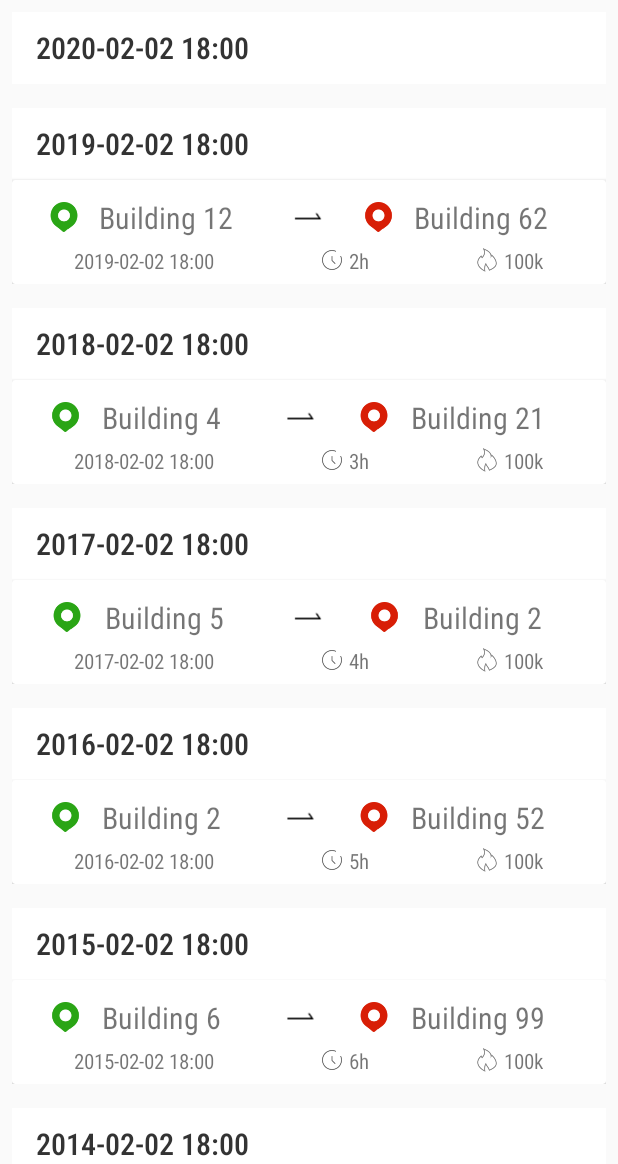
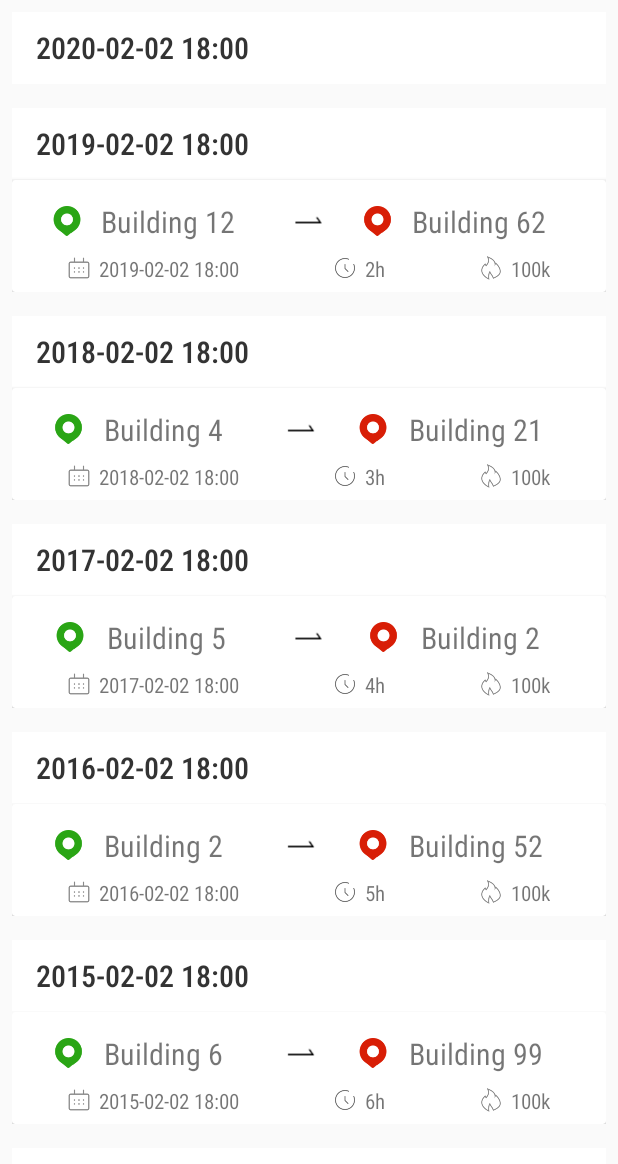
Before and after one commit to ZichengQu/SES3A, an Android app: the HistoryActivity screen opened directly, with no data from a screen before it, after a tap on "2020-02-02 18:00", on a phone screen of 412 x 824 dp, the part 72-1236 px from its top. Run offline under Robolectric (Android 15) with nearby library versions, the phone set to English and light mode, and no system bars; Roboto replaces fonts that are not available here.

Commit message:
change the history record icon

```diff
--- a/app/src/main/res/layout/history_row.xml
+++ b/app/src/main/res/layout/history_row.xml
@@ -35,7 +35,7 @@
             <LinearLayout
                 android:layout_width="match_parent"
                 android:layout_height="wrap_content"
-                android:layout_margin="5dp"
+                android:layout_margin="8dp"
                 android:orientation="horizontal"
                 android:gravity="center_vertical">
 
@@ -82,14 +82,26 @@
                 android:layout_height="wrap_content"
                 android:orientation="horizontal">
 
-                <TextView
-                    android:id="@+id/tv_time"
+                <LinearLayout
                     android:layout_width="wrap_content"
                     android:layout_height="wrap_content"
                     android:layout_weight="1"
-                    android:fontFamily="sans-serif-condensed"
                     android:gravity="center"
-                    android:text="09:00:00" />
+                    android:orientation="horizontal">
+
+                    <ImageView
+                        android:layout_width="@dimen/icon_width"
+                        android:layout_height="@dimen/icon_width"
+                        android:layout_marginRight="5dp"
+                        android:src="@drawable/ic_dat"/>
+
+                    <TextView
+                        android:id="@+id/tv_time"
+                        android:layout_width="wrap_content"
+                        android:layout_height="wrap_content"
+                        android:fontFamily="sans-serif-condensed"
+                        android:text="2020-05-10 09:00" />
+                </LinearLayout>
 
                 <LinearLayout
                     android:layout_width="wrap_content"
@@ -101,7 +113,7 @@
                     <ImageView
                         android:layout_width="@dimen/icon_width"
                         android:layout_height="@dimen/icon_width"
-                        android:layout_marginRight="3dp"
+                        android:layout_marginRight="5dp"
                         android:src="@drawable/ic_tim"/>
 
                     <TextView
@@ -123,7 +135,7 @@
                     <ImageView
                         android:layout_width="@dimen/icon_width"
                         android:layout_height="@dimen/icon_width"
-                        android:layout_marginRight="3dp"
+                        android:layout_marginRight="5dp"
                         android:src="@drawable/ic_cal"/>
 
                     <TextView
```
Also changed, not shown: app/src/main/res/drawable-v24/ic_dat.png (added), app/src/main/res/drawable-v24/ic_date.png (added).
